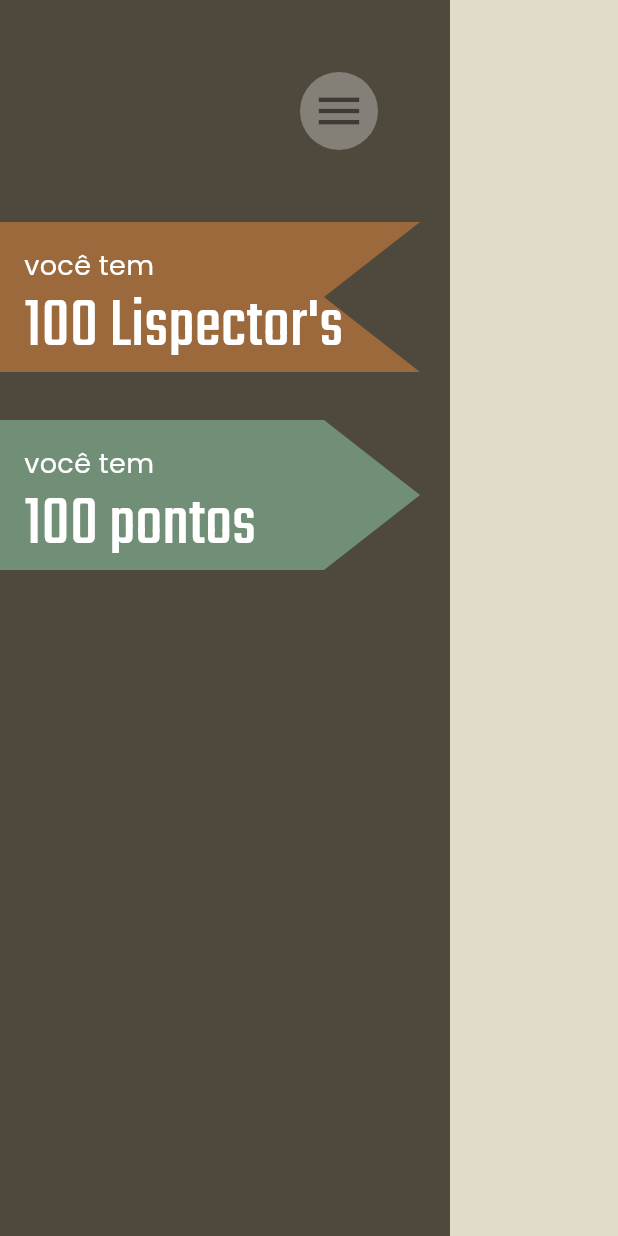
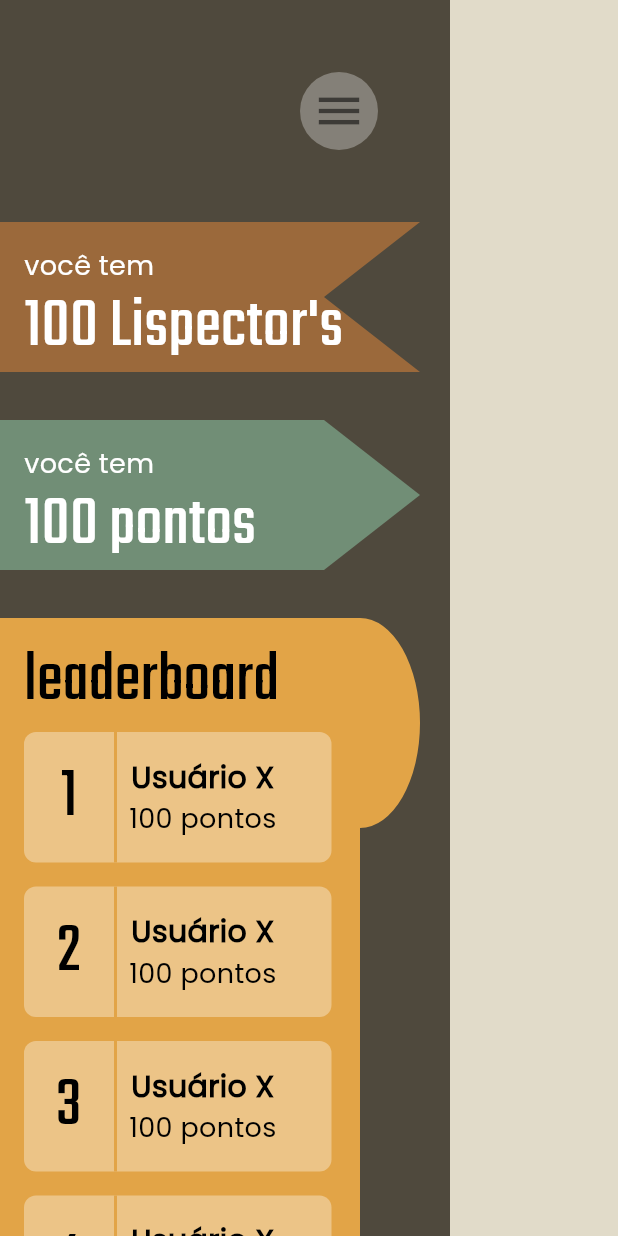
Before and after one commit to bernardolansing/swe_reler, a Flutter app: the SidePannel widget shown alone on an empty page, opened directly, on a phone screen of 412 x 824 dp. Run offline on Flutter 3.47's test engine with Material 3 defaults, Android fonts, the phone set to English and light mode, and no system bars; our stand-ins replace firebase_core, font_awesome_flutter; accounts and stored records are empty; statements that could not run were skipped.

Commit message:
leaderboard design ready, but still not very responsive

```diff
--- a/lib/src/screens/user_dash/side_pannel.dart
+++ b/lib/src/screens/user_dash/side_pannel.dart
@@ -1,3 +1,4 @@
+import 'dart:math';
 import 'package:flutter/material.dart';
 import 'package:swe_reler/src/widgets/drawer_menu_button.dart';
 
@@ -77,7 +78,40 @@ class SidePannel extends StatelessWidget {
 
             const SizedBox(height: 32),
 
+            // Leaderboard:
+            Stack(
+              children: [
+                CustomPaint(
+                    painter: _LeaderboardPainter(),
+                    size: const Size(280, 600)
+                ),
 
+                Padding(
+                  padding: const EdgeInsets.symmetric(
+                      vertical: 24,
+                      horizontal: 16
+                  ),
+                  child: Wrap(
+                    direction: Axis.vertical,
+                    spacing: 16,
+                    children: [
+                      Text(
+                          'leaderboard',
+                          style: Theme.of(context).textTheme.headlineSmall
+                      ),
+
+                      ...Iterable.generate(5, (index) => _LeaderboardCard(
+                          username: 'Usuário X',
+                          points: 100,
+                          rank: index + 1
+                      )),
+                    ],
+                  ),
+                )
+              ],
+            ),
+
+            const SizedBox(height: 32),
           ],
         ),
       )
@@ -148,3 +182,111 @@ class _PointsArrowPainter extends CustomPainter {
   @override
   bool shouldRepaint(CustomPainter oldDelegate) => true;
 }
+
+class _LeaderboardPainter extends CustomPainter {
+  static const _ellipsisMinorRadius = 40.0;
+  static const _ellipsisGreaterRadius = 70.0;
+  static const _borderRadius = 16.0;
+
+  Rect _getEllipsisPosition(Size size) => Rect.fromLTRB(
+      size.width - 2 * _ellipsisMinorRadius,
+      0,
+      size.width,
+      2.0 * _ellipsisGreaterRadius
+  );
+
+  @override
+  void paint(Canvas canvas, Size size) {
+    Paint paint = Paint()
+      ..color = const Color(0xFFE2A447)
+      ..style = PaintingStyle.fill;
+
+    Path path = Path()
+      ..lineTo(size.width - _ellipsisMinorRadius, 0)
+      ..lineTo(size.width - _ellipsisMinorRadius, size.height - _borderRadius)
+      ..quadraticBezierTo(size.width - _ellipsisMinorRadius,
+          size.height,
+          size.width - _ellipsisMinorRadius - _borderRadius,
+          size.height)
+      ..lineTo(0, size.height)
+      ..lineTo(0, 0)
+      ..addArc(_getEllipsisPosition(size), - pi / 2, pi);
+
+    canvas.drawPath(path, paint);
+  }
+
+  @override
+  bool shouldRepaint(CustomPainter oldDelegate) => true;
+}
+
+class _LeaderboardCard extends StatelessWidget {
+  final String username;
+  final int points;
+  final int rank;
+
+  const _LeaderboardCard({
+    required this.username,
+    required this.points,
+    required this.rank
+  });
+
+  @override
+  Widget build(BuildContext context) {
+    final textTheme = Theme.of(context).textTheme;
+
+    return Container(
+      decoration: BoxDecoration(
+        borderRadius: BorderRadius.circular(8),
+        color: Colors.white.withAlpha(89),
+      ),
+      child: SizedBox(
+        width: 205,
+        child: IntrinsicHeight(
+          child: Row(
+            children: [
+              SizedBox(
+                width: 60,
+                child: Padding(
+                  padding: const EdgeInsets.symmetric(vertical: 16),
+                  child: Center(
+                    child: Text(
+                      rank.toString(),
+                      style: textTheme.headlineSmall,
+                    ),
+                  ),
+                ),
+              ),
+
+              const VerticalDivider(
+                  thickness: 2,
+                  width: 2,
+                  color: Color(0xFFE2A447)
+              ),
+
+              Padding(
+                padding: const EdgeInsets.symmetric(
+                    vertical: 16,
+                    horizontal: 8
+                ),
+                child: Column(
+                  children: [
+                    Text(username, style: _usernameTextStyle),
+                    // const SizedBox(height: 16),
+                    Text('$points pontos'),
+                  ],
+                ),
+              )
+            ],
+          ),
+        ),
+      ),
+    );
+  }
+
+  static const _usernameTextStyle = TextStyle(
+    fontFamily: 'Poppins',
+    fontSize: 20,
+    color: Colors.black,
+    fontWeight: FontWeight.w600,
+  );
+}
--- a/lib/src/theme.dart
+++ b/lib/src/theme.dart
@@ -38,7 +38,8 @@ final theme = ThemeData(
         fontSize: 48,
         fontFamily: 'Teko',
         fontWeight: FontWeight.w400,
-        color: Colors.black
+        color: Colors.black,
+        height: 0.75,
       ),
       bodyMedium: TextStyle(
           fontFamily: 'Poppins',
```
